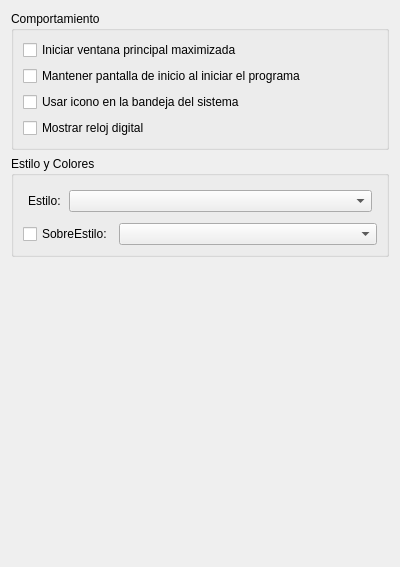
Before: the Qt Designer form trunk/src/FPrefGeneral.ui in chungote/gestotux, drawn with Qt 5.
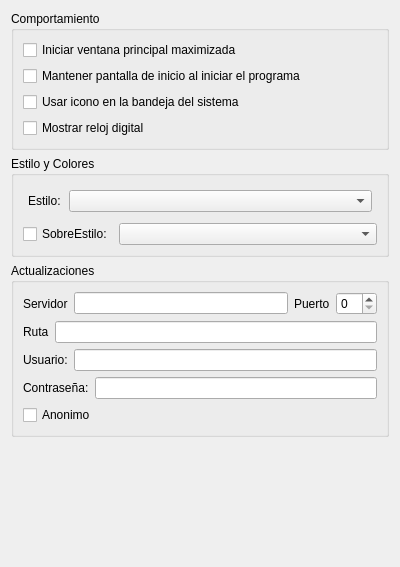
After: the same form once the commit is applied.

Commit message: Agregada capacidad para modificar las preferencias del servidor de actualizacion. Mejorado cantidad de días para los periodos.

```diff
--- a/trunk/src/FPrefGeneral.ui
+++ b/trunk/src/FPrefGeneral.ui
@@ -13,7 +13,7 @@
   <property name="windowTitle">
    <string>Form</string>
   </property>
-  <layout class="QVBoxLayout">
+  <layout class="QVBoxLayout" name="verticalLayout_3">
    <item>
     <widget class="QGroupBox" name="groupBox">
      <property name="title">
@@ -138,6 +138,96 @@
      </layout>
     </widget>
    </item>
+   <item>
+    <widget class="QGroupBox" name="GBActualizaciones">
+     <property name="title">
+      <string>Actualizaciones</string>
+     </property>
+     <layout class="QVBoxLayout" name="verticalLayout_2">
+      <item>
+       <layout class="QHBoxLayout" name="horizontalLayout_4">
+        <item>
+         <layout class="QHBoxLayout" name="horizontalLayout_2">
+          <item>
+           <widget class="QLabel" name="label_2">
+            <property name="text">
+             <string>Servidor</string>
+            </property>
+           </widget>
+          </item>
+          <item>
+           <widget class="QLineEdit" name="LEServidor"/>
+          </item>
+         </layout>
+        </item>
+        <item>
+         <layout class="QHBoxLayout" name="horizontalLayout_3">
+          <item>
+           <widget class="QLabel" name="label_3">
+            <property name="text">
+             <string>Puerto</string>
+            </property>
+           </widget>
+          </item>
+          <item>
+           <widget class="QSpinBox" name="SBPuerto"/>
+          </item>
+         </layout>
+        </item>
+       </layout>
+      </item>
+      <item>
+       <layout class="QHBoxLayout" name="horizontalLayout_5">
+        <item>
+         <widget class="QLabel" name="label_4">
+          <property name="text">
+           <string>Ruta</string>
+          </property>
+         </widget>
+        </item>
+        <item>
+         <widget class="QLineEdit" name="LERuta"/>
+        </item>
+       </layout>
+      </item>
+      <item>
+       <layout class="QHBoxLayout" name="horizontalLayout_6">
+        <item>
+         <widget class="QLabel" name="LUsuario">
+          <property name="text">
+           <string>Usuario:</string>
+          </property>
+         </widget>
+        </item>
+        <item>
+         <widget class="QLineEdit" name="LEUsuario"/>
+        </item>
+       </layout>
+      </item>
+      <item>
+       <layout class="QHBoxLayout" name="horizontalLayout_7">
+        <item>
+         <widget class="QLabel" name="LContra">
+          <property name="text">
+           <string>Contraseña:</string>
+          </property>
+         </widget>
+        </item>
+        <item>
+         <widget class="QLineEdit" name="LEContra"/>
+        </item>
+       </layout>
+      </item>
+      <item>
+       <widget class="QCheckBox" name="CkBAnonimo">
+        <property name="text">
+         <string>Anonimo</string>
+        </property>
+       </widget>
+      </item>
+     </layout>
+    </widget>
+   </item>
    <item>
     <spacer name="verticalSpacer">
      <property name="orientation">
```
The commit also changes 3 other files.
